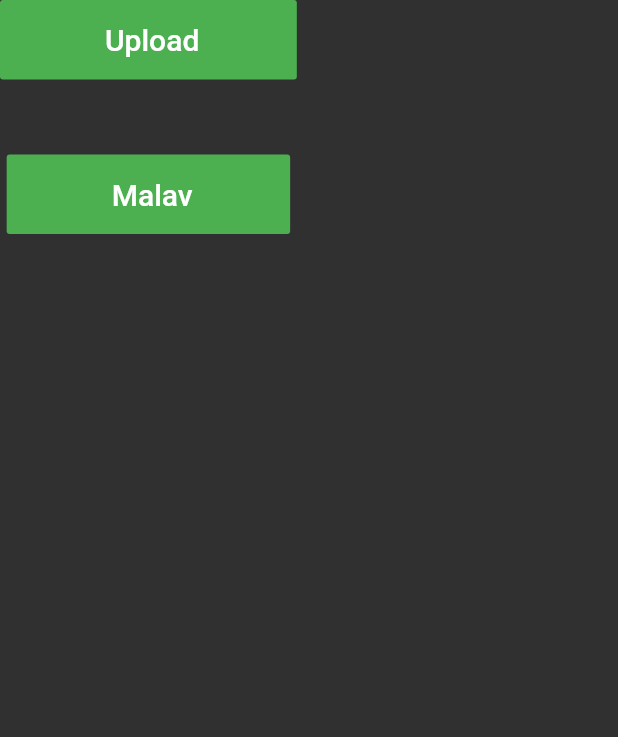
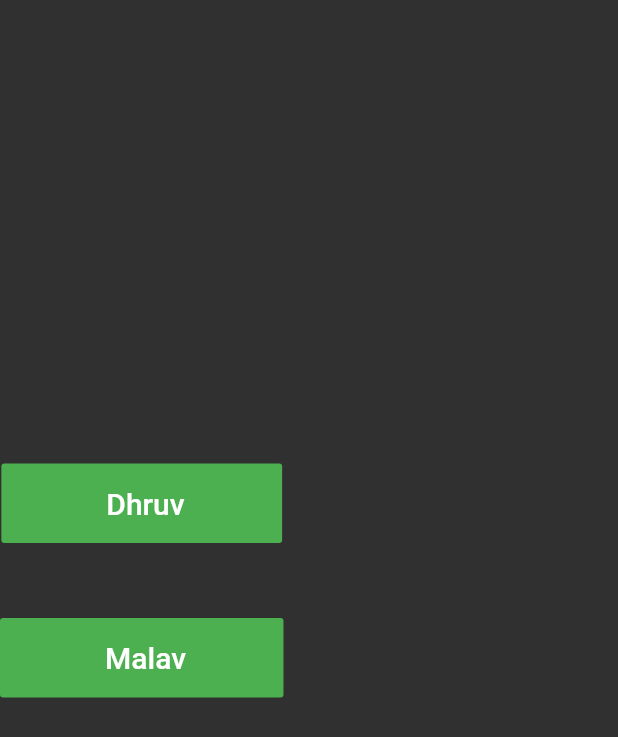
Before and after one commit to Dhruvpatel2491/greycellLABS_internship062022, a Flutter app: the UserOptions screen opened directly, on a phone screen of 412 x 824 dp. Shown: the top 737 px of the screen. Run offline on Flutter 3.47's test engine with Material 2 defaults, Android fonts, the phone set to English and light mode, and no system bars; our stand-ins replace image_picker, modal_progress_hud_nsn; missing offline and left inert: image_picker_for_web.

Commit message:
Flutter to S3 - Done

```diff
--- a/lib/User.dart
+++ b/lib/User.dart
@@ -14,7 +14,10 @@ class _UserOptionsState extends State<UserOptions> {
   @override
   Widget build(BuildContext context) {
     return Scaffold(
-      body: Column(children: [
+      body: Column(
+        mainAxisAlignment: MainAxisAlignment.center,
+        crossAxisAlignment: CrossAxisAlignment.center,
+          children: [
         FlatButton(
           color: Colors.green,
           padding: const EdgeInsets.symmetric(vertical: 15,horizontal: 65),
@@ -26,7 +29,7 @@ class _UserOptionsState extends State<UserOptions> {
             );
           },
           child: const Text(
-            ' Upload',
+            ' Dhruv',
 
             style: TextStyle(
 
--- a/lib/main.dart
+++ b/lib/main.dart
@@ -1,3 +1,6 @@
+import 'dart:developer';
+
+import 'package:apitutorials/User.dart';
 import 'package:apitutorials/home_screen.dart';
 import 'package:apitutorials/practice.dart';
 import 'package:apitutorials/upload_image.dart';
@@ -17,7 +20,7 @@ class MyApp extends StatelessWidget {
     return MaterialApp(
       title: 'Flutter Demo',
       theme: ThemeData.dark(),
-      home: UploadImageScreen2(),
+      home: UserOptions(),
     );
   }
 }
```
Also changed, not shown: lib/upload_image.dart (+20 -7 lines), lib/upload_image_trial.dart (+3 -4 lines).
